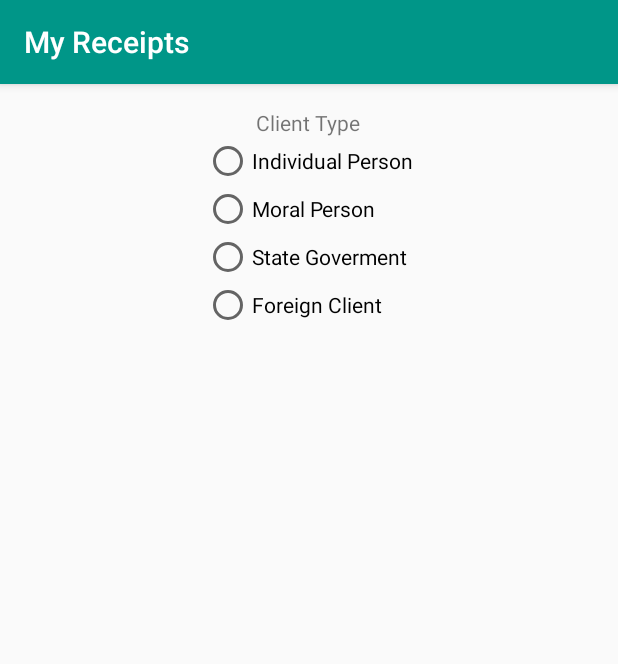
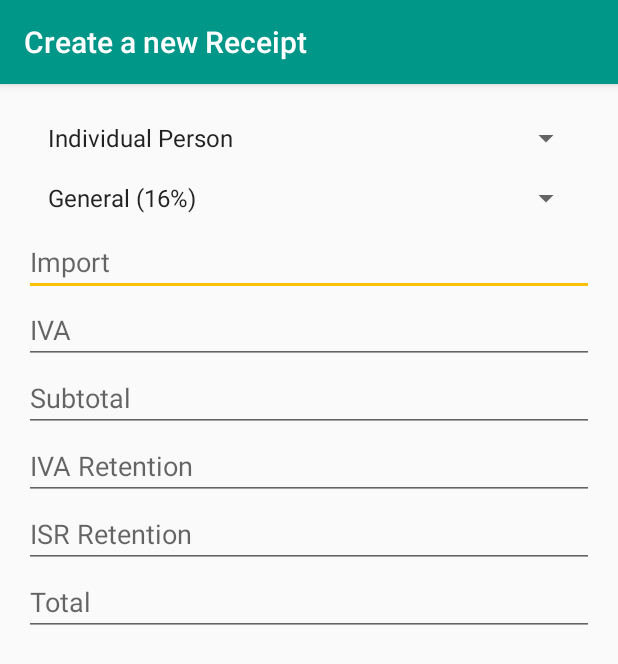
Before and after one commit to njmube/MyReceiptsAndroid, an Android app: the screen it shows after launch (MainActivity), on a phone screen of 412 x 824 dp. Shown: the top 664 px of the screen. Run offline under Robolectric (Android 15) with nearby library versions, the phone set to English and light mode, and no system bars.

Commit message:
Finished frontend :rocket:

```diff
--- a/app/src/main/java/me/alfredobejarano/myreceipts/MainActivity.java
+++ b/app/src/main/java/me/alfredobejarano/myreceipts/MainActivity.java
@@ -2,12 +2,34 @@ package me.alfredobejarano.myreceipts;
 
 import android.support.v7.app.AppCompatActivity;
 import android.os.Bundle;
+import android.widget.ArrayAdapter;
+import android.widget.Spinner;
 
 public class MainActivity extends AppCompatActivity {
+
+    private Spinner ivaSpinner;
+    private Spinner personSpinner;
+    private ArrayAdapter<CharSequence> personAdapter;
+    private ArrayAdapter<CharSequence> ivaAdapter;
 
     @Override
     protected void onCreate(Bundle savedInstanceState) {
         super.onCreate(savedInstanceState);
         setContentView(R.layout.activity_main);
+
+        this.getSupportActionBar().setTitle(R.string.main_activity_title);
+
+        personSpinner = (Spinner) findViewById(R.id.person_spinner);
+        ivaSpinner = (Spinner) findViewById(R.id.iva_spinner);
+
+        //Filling the person type Spinner
+        personAdapter = ArrayAdapter.createFromResource(this, R.array.person_spinner_array, android.R.layout.simple_spinner_item);
+        personAdapter.setDropDownViewResource(android.R.layout.simple_spinner_dropdown_item);
+        personSpinner.setAdapter(personAdapter);
+
+        //Filling the iva rate Spinner
+        ivaAdapter = ArrayAdapter.createFromResource(this, R.array.iva_spinner_array, android.R.layout.simple_spinner_item);
+        ivaAdapter.setDropDownViewResource(android.R.layout.simple_spinner_dropdown_item);
+        ivaSpinner.setAdapter(ivaAdapter);
     }
 }
--- a/app/src/main/res/layout/activity_main.xml
+++ b/app/src/main/res/layout/activity_main.xml
@@ -6,44 +6,70 @@
     android:paddingTop="@dimen/activity_vertical_margin"
     android:paddingBottom="@dimen/activity_vertical_margin" tools:context=".MainActivity">
 
-    <TextView
-        android:text="@string/client_type"
-        android:id="@+id/client_type_textview"
-        android:layout_centerHorizontal="true"
-        android:layout_width="wrap_content"
+
+    <Spinner
+        android:layout_width="match_parent"
+        android:layout_height="wrap_content"
+        android:id="@+id/person_spinner"
+        android:layout_margin="8dp"
+        android:layout_alignParentTop="true"
+        android:layout_alignParentRight="true"
+        android:layout_alignParentEnd="true" />
+
+    <Spinner
+        android:id="@+id/iva_spinner"
+        android:layout_margin="8dp"
+        android:layout_below="@id/person_spinner"
+        android:layout_width="match_parent"
+        android:layout_height="wrap_content">
+    </Spinner>
+
+    <EditText
+        android:inputType="numberDecimal"
+        android:id="@+id/edittext_import_quantity"
+        android:layout_below="@id/iva_spinner"
+        android:hint="@string/import_quantity"
+        android:layout_width="match_parent"
         android:layout_height="wrap_content" />
 
-    <RadioGroup
-        android:layout_below="@id/client_type_textview"
-        android:layout_width="wrap_content"
-        android:layout_height="wrap_content"
-        android:layout_centerHorizontal="true">
+    <EditText
+        android:inputType="numberDecimal"
+        android:id="@+id/edittext_iva_quantity"
+        android:layout_below="@id/edittext_import_quantity"
+        android:hint="@string/iva"
+        android:layout_width="match_parent"
+        android:layout_height="wrap_content" />
 
-        <RadioButton
-            android:text="@string/individual_person"
-            android:id="@+id/client_type_1"
+    <EditText
+        android:inputType="numberDecimal"
+        android:id="@+id/edittext_subtotal_quantity"
+        android:layout_below="@id/edittext_iva_quantity"
+        android:hint="@string/subtotal_quantity"
+        android:layout_width="match_parent"
+        android:layout_height="wrap_content" />
 
-            android:layout_width="wrap_content"
-            android:layout_height="wrap_content" />
+    <EditText
+        android:inputType="numberDecimal"
+        android:id="@+id/edittext_iva_retention_quantity"
+        android:layout_below="@id/edittext_subtotal_quantity"
+        android:hint="@string/iva_retention"
+        android:layout_width="match_parent"
+        android:layout_height="wrap_content" />
 
-        <RadioButton
-            android:text="@string/moral_person"
-            android:id="@+id/client_type_2"
-            android:layout_width="wrap_content"
-            android:layout_height="wrap_content" />
+    <EditText
+        android:inputType="numberDecimal"
+        android:id="@+id/edittext_isr_retention_quantity"
+        android:layout_below="@id/edittext_iva_retention_quantity"
+        android:hint="@string/isr_retention"
+        android:layout_width="match_parent"
+        android:layout_height="wrap_content" />
 
-        <RadioButton
-            android:text="@string/state_goverment"
-            android:id="@+id/client_type_3"
-            android:layout_width="wrap_content"
-            android:layout_height="wrap_content" />
-
-        <RadioButton
-            android:text="@string/foreign_client"
-            android:id="@+id/client_type_4"
-            android:layout_width="wrap_content"
-            android:layout_height="wrap_content" />
-
-    </RadioGroup>
+    <EditText
+        android:inputType="numberDecimal"
+        android:id="@+id/edittext_total_quantity"
+        android:layout_below="@id/edittext_isr_retention_quantity"
+        android:hint="@string/total_quantity"
+        android:layout_width="match_parent"
+        android:layout_height="wrap_content" />
 
 </RelativeLayout>
--- a/app/src/main/res/values/strings.xml
+++ b/app/src/main/res/values/strings.xml
@@ -1,25 +1,33 @@
 <resources>
     <!-- Textos del formulario principal -->
-    <string name="app_name">My Receipts</string>
+    <string name="app_name">Receipts</string>
+    <string name="main_activity_title">Create a new Receipt</string>
     <string name="client_type">Client Type</string>
     <string name="iva_rate">IVA Rate</string>
     <string name="import_quantity">Import</string>
     <string name="iva" translatable="false">IVA</string>
-    <string name="subtotal_wuantity">Subtotal</string>
+    <string name="subtotal_quantity">Subtotal</string>
     <string name="iva_retention">IVA Retention</string>
     <string name="isr_retention">ISR Retention</string>
     <string name="total_quantity">Total</string>
 
-    <!--Tipo de personas-->
-    <string name="individual_person">Individual Person</string>
-    <string name="moral_person">Moral Person</string>
-    <string name="state_goverment">State Goverment</string>
-    <string name="foreign_client">Foreign Client</string>
+    <!--Person types-->
+    <string name="person_type_spinner">Choose a person type</string>
+    <string-array name="person_spinner_array">
+        <item>Individual Person</item>
+        <item>Moral Person</item>
+        <item>State Goverment</item>
+        <item>Foreign Client</item>
+    </string-array>
+
 
     <!-- IVA rates -->
-    <string name="general_iva">General (16%)</string>
-    <string name="frontier_iva">Frontier (11%)</string>
-    <string name="zero_iva">Zero Rate (0%)</string>
+    <string name="iva_type_spinner">Choose an IVA rate</string>
+    <string-array name="iva_spinner_array">
+        <item>General (16%)</item>
+        <item>Frontier (11%)</item>
+        <item>Zero Rate (0%)</item>
+    </string-array>
 
     <!-- Valor por defecto -->
     <string name="placeholder_value">$0.00</string>
```
Also changed, not shown: 2 other files.
